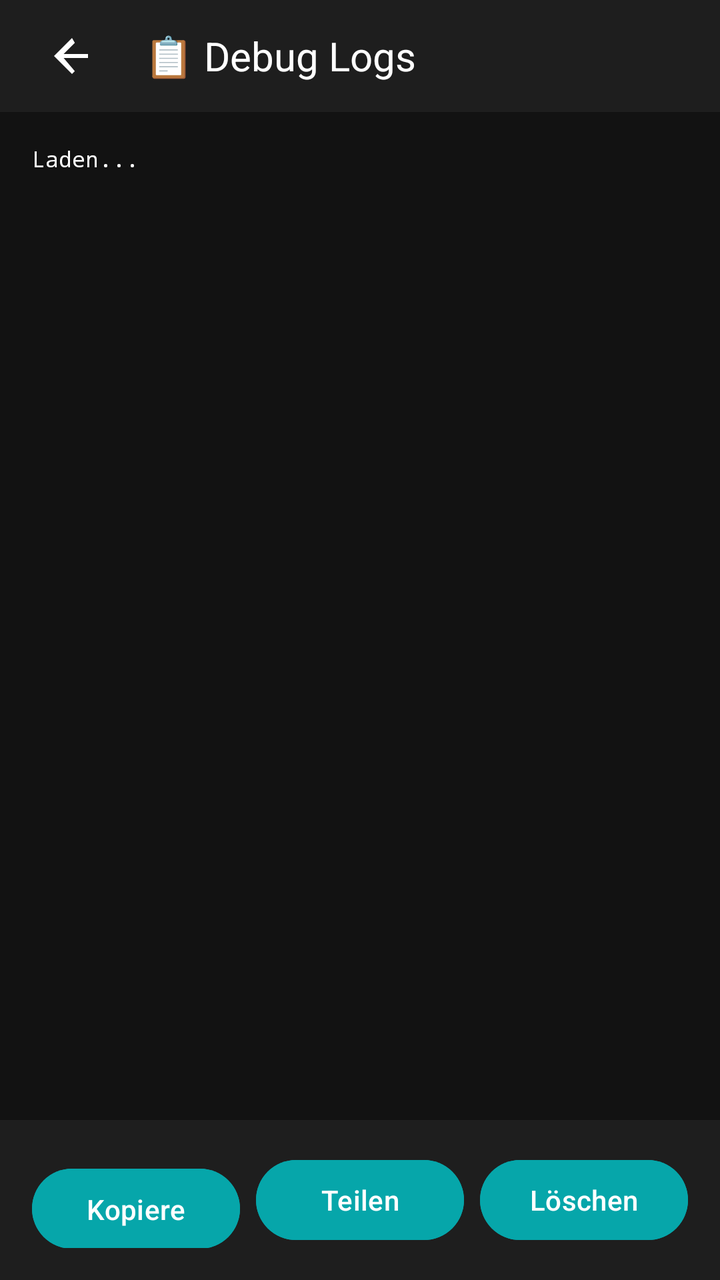
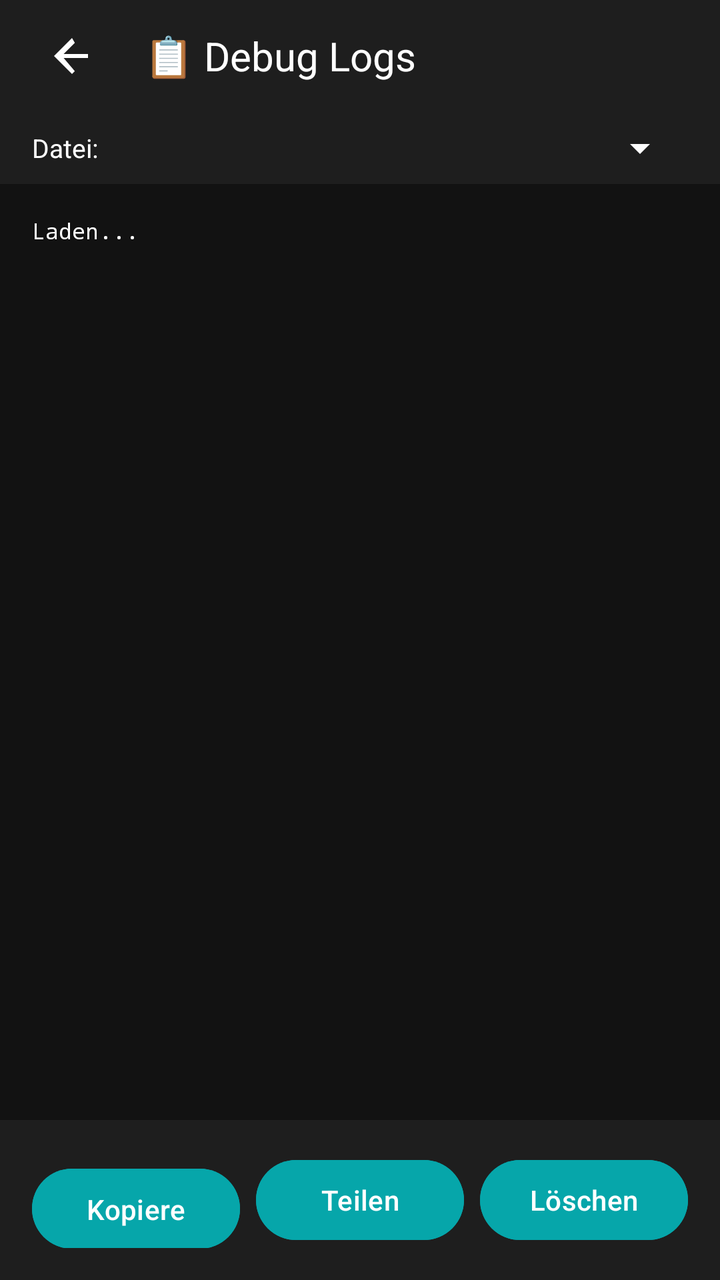

Screens rendered from an Android XML layout before and after an edit, with the pre-edit source and the edit as a unified diff.
<!-- AndroidManifest.xml: application theme Theme.SleepPlayer -->
<!-- res/layout/activity_log.xml -->
<?xml version="1.0" encoding="utf-8"?>
<LinearLayout xmlns:android="http://schemas.android.com/apk/res/android"
    android:layout_width="match_parent"
    android:layout_height="match_parent"
    android:orientation="vertical"
    android:background="@color/dark_background">

    
    <LinearLayout
        android:layout_width="match_parent"
        android:layout_height="56dp"
        android:orientation="horizontal"
        android:gravity="center_vertical"
        android:paddingStart="16dp"
        android:paddingEnd="16dp"
        android:background="@color/dark_surface">

        <ImageButton
            android:id="@+id/btnBack"
            android:layout_width="40dp"
            android:layout_height="40dp"
            android:src="@drawable/ic_back"
            android:scaleType="centerInside"
            android:contentDescription="@string/back"
            android:background="?attr/selectableItemBackgroundBorderless" />

        <TextView
            android:layout_width="0dp"
            android:layout_height="wrap_content"
            android:layout_weight="1"
            android:text="📋 Debug Logs"
            android:textSize="20sp"
            android:textColor="@color/white"
            android:paddingStart="16dp" />

    </LinearLayout>

    
    <ScrollView
        android:id="@+id/scrollView"
        android:layout_width="match_parent"
        android:layout_height="0dp"
        android:layout_weight="1"
        android:fillViewport="true">

        <TextView
            android:id="@+id/tvLogContent"
            android:layout_width="match_parent"
            android:layout_height="wrap_content"
            android:padding="16dp"
            android:text="Laden..."
            android:textColor="@color/white"
            android:textSize="11sp"
            android:fontFamily="monospace" />

    </ScrollView>

    
    <LinearLayout
        android:layout_width="match_parent"
        android:layout_height="wrap_content"
        android:orientation="horizontal"
        android:padding="16dp"
        android:background="@color/dark_surface"
        android:spacing="8dp">

        <Button
            android:id="@+id/btnCopy"
            android:layout_width="0dp"
            android:layout_height="48dp"
            android:layout_weight="1"
            android:text="Kopieren"
            android:textColor="@color/white"
            android:textAllCaps="false"
            android:maxLines="1"
            android:backgroundTint="@color/dark_accent"
            android:layout_marginEnd="8dp" />

        <Button
            android:id="@+id/btnShare"
            android:layout_width="0dp"
            android:layout_height="48dp"
            android:layout_weight="1"
            android:text="Teilen"
            android:textColor="@color/white"
            android:textAllCaps="false"
            android:maxLines="1"
            android:backgroundTint="@color/dark_accent"
            android:layout_marginEnd="8dp" />

        <Button
            android:id="@+id/btnClear"
            android:layout_width="0dp"
            android:layout_height="48dp"
            android:layout_weight="1"
            android:text="Löschen"
            android:textColor="@color/white"
            android:textAllCaps="false"
            android:maxLines="1"
            android:backgroundTint="@color/dark_accent" />

    </LinearLayout>

</LinearLayout>
<!-- resources referenced by this layout -->
<resources>
  <color name="dark_accent">#FF06A6AA</color>
  <color name="dark_background">#FF121212</color>
  <color name="dark_surface">#FF1E1E1E</color>
  <color name="white">#FFFFFFFF</color>
  <!-- drawable ic_back (drawable) -->
  <?xml version="1.0" encoding="utf-8"?>
  <vector xmlns:android="http://schemas.android.com/apk/res/android"
      android:width="24dp"
      android:height="24dp"
      android:viewportWidth="24"
      android:viewportHeight="24">
      <path
          android:fillColor="#FFFFFF"
          android:pathData="M20,11H7.83l5.59,-5.59L12,3l-9,9 9,9 1.41,-1.41L7.83,13H20v-2z" />
  </vector>
  <string name="back">Zurück</string>
  <style name="Theme.SleepPlayer" parent="Theme.Material3.Dark.NoActionBar">
          <item name="colorPrimary">#BB86FC</item>
          <item name="colorPrimaryVariant">#3700B3</item>
          <item name="colorOnPrimary">#000000</item>
          <item name="colorSecondary">#03DAC6</item>
          <item name="colorSecondaryVariant">#018786</item>
          <item name="colorOnSecondary">#000000</item>
          <item name="android:colorBackground">#121212</item>
          <item name="colorOnBackground">#FFFFFF</item>
          <item name="colorSurface">#1E1E1E</item>
          <item name="colorOnSurface">#FFFFFF</item>
      </style>
</resources>

<!-- the commit's change to res/layout/activity_log.xml (unified diff, before → after) -->
@@ -32,6 +32,36 @@
             android:textSize="20sp"
             android:textColor="@color/white"
             android:paddingStart="16dp" />
+
+    </LinearLayout>
+
+    
+    <LinearLayout
+        android:layout_width="match_parent"
+        android:layout_height="wrap_content"
+        android:orientation="horizontal"
+        android:gravity="center_vertical"
+        android:paddingStart="16dp"
+        android:paddingEnd="16dp"
+        android:paddingTop="6dp"
+        android:paddingBottom="6dp"
+        android:background="@color/dark_surface">
+
+        <TextView
+            android:layout_width="wrap_content"
+            android:layout_height="wrap_content"
+            android:text="Datei:"
+            android:textColor="@color/white"
+            android:textSize="13sp"
+            android:paddingEnd="8dp" />
+
+        <Spinner
+            android:id="@+id/spinnerLogFiles"
+            android:layout_width="0dp"
+            android:layout_height="wrap_content"
+            android:layout_weight="1"
+            android:backgroundTint="@color/white"
+            android:popupBackground="@color/dark_surface" />
 
     </LinearLayout>
 
